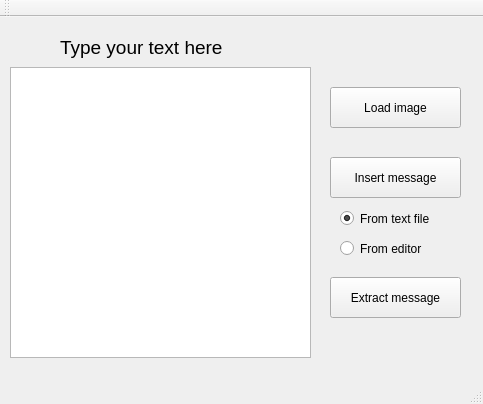
Above: mainwindow.ui from Kravlalala/LSB before the change. Below: the same form after it.
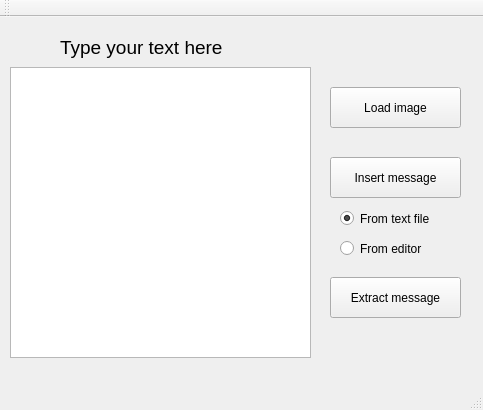
That is the form after the change.

Patch:
```diff
--- a/mainwindow.ui
+++ b/mainwindow.ui
@@ -7,7 +7,7 @@
     <x>0</x>
     <y>0</y>
     <width>483</width>
-    <height>404</height>
+    <height>410</height>
    </rect>
   </property>
   <property name="windowTitle">
```
